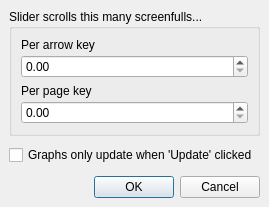
This is Forms/FVW_OptionsDialog.ui in billkarsh/SpikeGLX as Qt 5 draws it before an edit. The edited form follows.
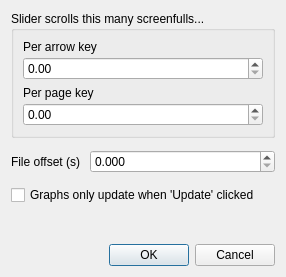
This is the edited form.

Commit message: Add FileViewer file offset feature

The edit to the form file:
```diff
--- a/Forms/FVW_OptionsDialog.ui
+++ b/Forms/FVW_OptionsDialog.ui
@@ -6,28 +6,16 @@
    <rect>
     <x>0</x>
     <y>0</y>
-    <width>269</width>
-    <height>202</height>
+    <width>286</width>
+    <height>277</height>
    </rect>
   </property>
   <property name="windowTitle">
    <string>Time Scrolling Options</string>
   </property>
   <layout class="QGridLayout" name="gridLayout_2">
-   <property name="leftMargin">
-    <number>9</number>
-   </property>
-   <property name="topMargin">
-    <number>9</number>
-   </property>
-   <property name="rightMargin">
-    <number>9</number>
-   </property>
-   <property name="bottomMargin">
-    <number>9</number>
-   </property>
    <property name="verticalSpacing">
-    <number>9</number>
+    <number>12</number>
    </property>
    <item row="0" column="0">
     <widget class="QGroupBox" name="groupBox">
@@ -104,7 +92,53 @@
      </layout>
     </widget>
    </item>
+   <item row="1" column="0">
+    <layout class="QHBoxLayout" name="horizontalLayout">
+     <property name="spacing">
+      <number>9</number>
+     </property>
+     <item>
+      <widget class="QLabel" name="label_3">
+       <property name="text">
+        <string>File offset (s)</string>
+       </property>
+      </widget>
+     </item>
+     <item>
+      <widget class="QDoubleSpinBox" name="offsetSB">
+       <property name="sizePolicy">
+        <sizepolicy hsizetype="MinimumExpanding" vsizetype="Fixed">
+         <horstretch>0</horstretch>
+         <verstretch>0</verstretch>
+        </sizepolicy>
+       </property>
+       <property name="decimals">
+        <number>3</number>
+       </property>
+       <property name="maximum">
+        <double>10000.000000000000000</double>
+       </property>
+      </widget>
+     </item>
+    </layout>
+   </item>
    <item row="2" column="0">
+    <widget class="QCheckBox" name="manualChk">
+     <property name="sizePolicy">
+      <sizepolicy hsizetype="Preferred" vsizetype="Fixed">
+       <horstretch>0</horstretch>
+       <verstretch>0</verstretch>
+      </sizepolicy>
+     </property>
+     <property name="toolTip">
+      <string>Use manual updating on slow computers to limit redrawing</string>
+     </property>
+     <property name="text">
+      <string>Graphs only update when 'Update' clicked</string>
+     </property>
+    </widget>
+   </item>
+   <item row="3" column="0">
     <spacer name="verticalSpacer">
      <property name="orientation">
       <enum>Qt::Vertical</enum>
@@ -114,13 +148,13 @@
      </property>
      <property name="sizeHint" stdset="0">
       <size>
-       <width>0</width>
+       <width>20</width>
        <height>2</height>
       </size>
      </property>
     </spacer>
    </item>
-   <item row="3" column="0">
+   <item row="4" column="0">
     <widget class="QDialogButtonBox" name="buttonBox">
      <property name="sizePolicy">
       <sizepolicy hsizetype="Preferred" vsizetype="Preferred">
@@ -139,22 +173,6 @@
      </property>
     </widget>
    </item>
-   <item row="1" column="0">
-    <widget class="QCheckBox" name="manualChk">
-     <property name="sizePolicy">
-      <sizepolicy hsizetype="Preferred" vsizetype="Fixed">
-       <horstretch>0</horstretch>
-       <verstretch>0</verstretch>
-      </sizepolicy>
-     </property>
-     <property name="toolTip">
-      <string>Use manual updating on slow computers to limit redrawing</string>
-     </property>
-     <property name="text">
-      <string>Graphs only update when 'Update' clicked</string>
-     </property>
-    </widget>
-   </item>
   </layout>
  </widget>
  <tabstops>
```
Left out of the diff: 1 changed line with no effect on the pictures. The commit also changes 8 other files.
